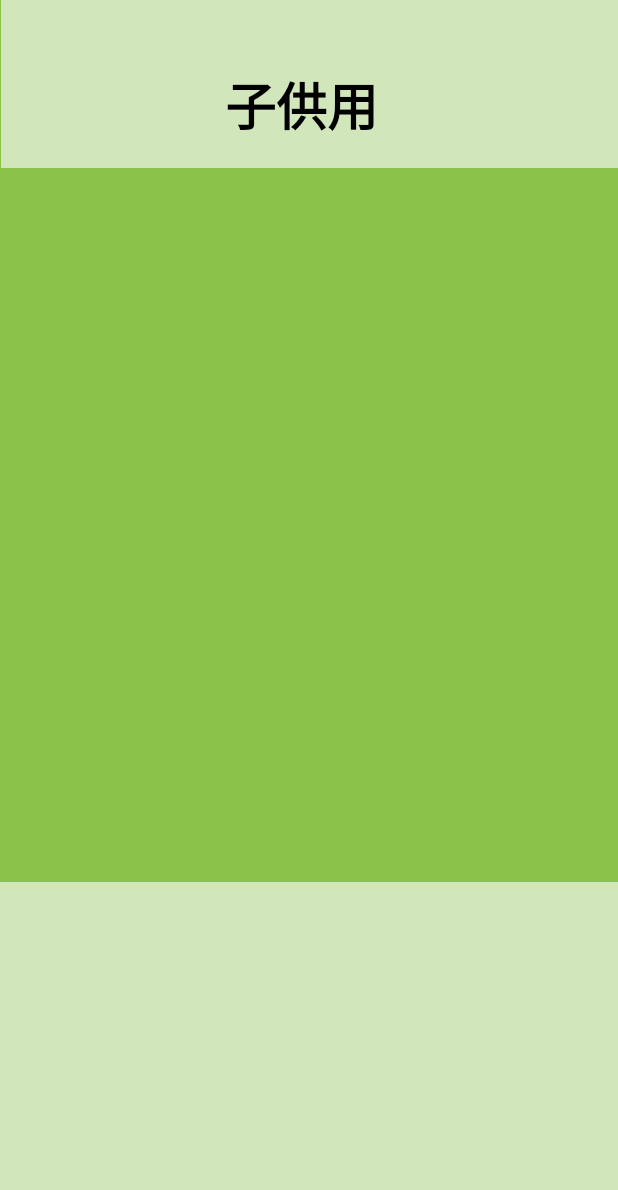
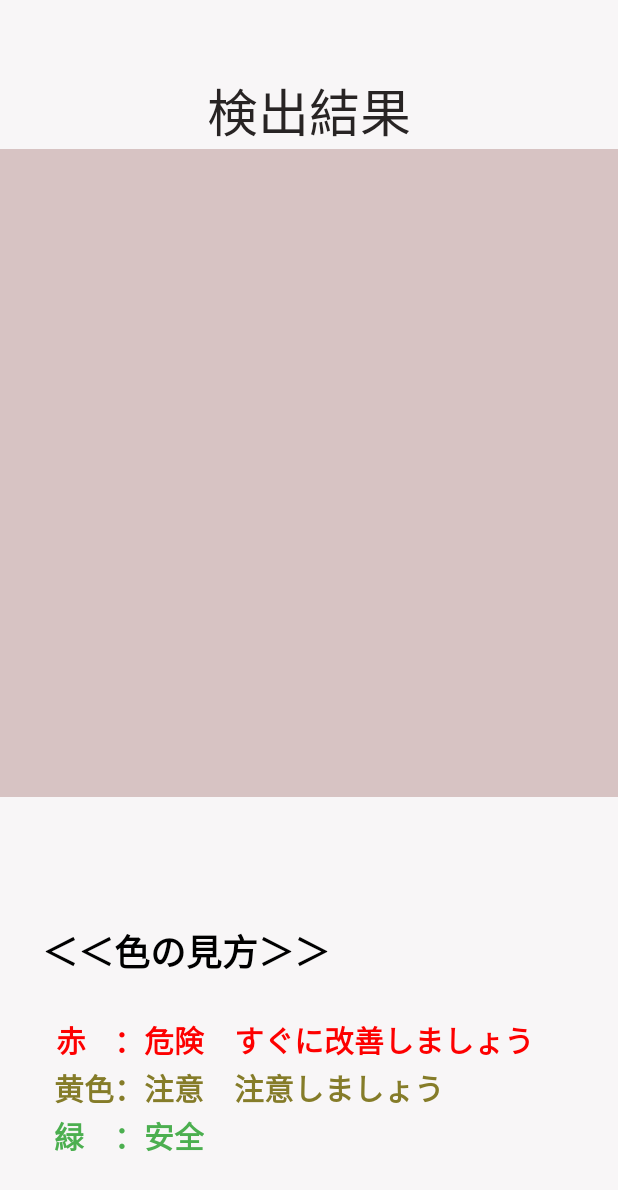
Before and after one commit to hacku2024-fantasticfour/app, an Android app built with Jetpack Compose: the ChildMode screen opened directly, with no data from a screen before it, on a phone screen of 412 x 824 dp. Shown: the top 1190 px of the screen. Run offline under Robolectric (Android 15) with nearby library versions, the phone set to English and light mode, and no system bars.

Commit message:
UIの調整

```diff
--- a/app/src/main/java/com/example/huck_app/CameraMode.kt
+++ b/app/src/main/java/com/example/huck_app/CameraMode.kt
@@ -105,7 +105,7 @@ class CameraMode : AppCompatActivity() {
 
                 override fun onImageSaved(output: ImageCapture.OutputFileResults){   // 正常時
                     val savedUri = output.savedUri
-                    val msg = "Photo capture succeeded: $savedUri"
+                    val msg = "写真を保存中です…"
                     Toast.makeText(baseContext, msg, Toast.LENGTH_SHORT).show()
                     Log.d(TAG, msg)
 
--- a/app/src/main/java/com/example/huck_app/ChildMode.kt
+++ b/app/src/main/java/com/example/huck_app/ChildMode.kt
@@ -144,6 +144,7 @@ class ChildMode : AppCompatActivity(), Detector.DetectorListener {
     private fun getColorForLabel(label: String): Int {
         return when (label) {
             "bottle" -> Color.RED
+            "bowl" -> Color.YELLOW
             else -> Color.GREEN
         }
     }
--- a/app/src/main/java/com/example/huck_app/ExplaintextActivity.kt
+++ b/app/src/main/java/com/example/huck_app/ExplaintextActivity.kt
@@ -64,6 +64,8 @@ class ExplaintextActivity : AppCompatActivity() {
             "person" -> "人です。とても危険です。ああああああああああああああああああああああああああああああああああああああああああああああああああああああああああああ"
             "cell phone" -> "スマホです。とても危険です。ああああああああああああああああああああああああああああああああああああああああああああああああああああああああああああ"
             "tv" -> "テレビです。とても危険です。ああああああああああああああああああああああああああああああああああああああああああああああああああああああああああああ"
+            "corner" -> "安全対策として、コーナークッションの使用をおすすめします。 家具の角に柔らかいクッションを取り付けることで、衝撃を和らげ、怪我を防ぐことができます。\n" +
+                    "\nまた、可能であれば、角の少ないデザインの家具を選ぶことも一つの方法です。"
             else -> "特定のアドバイスはありません。とても危険です。ああああああああああああああああああああああああああああああああああああああああああああああああああああああああああああ"
         }
     }
@@ -79,6 +81,7 @@ class ExplaintextActivity : AppCompatActivity() {
             "cell phone" -> "スマホです。"
             "tv" -> "テレビです。"
             "person" -> "人です。優しくしましょう"
+            "corner" -> "小さい子供は運動能力や注意力が未熟で、家具の角にぶつかりやすいため危険です。また、視線の高さが低く、頭部が重いため、頭や顔に怪我をしやすいです。そのため角にクッションを付けるなどの安全対策が重要です。"
             else -> "特定のアドバイスはありません。"
         }
     }
--- /dev/null
+++ b/app/src/main/res/color/switch_thumb_color.xml
@@ -0,0 +1,5 @@
+<?xml version="1.0" encoding="utf-8"?>
+<selector xmlns:android="http://schemas.android.com/apk/res/android">
+    <item android:color="#372F2F" android:state_checked="true"/> <!-- スイッチがオンのとき -->
+    <item android:color="#CCCCCC"/> <!-- スイッチがオフのとき -->
+</selector>
--- a/app/src/main/res/layout/activity_child_mode.xml
+++ b/app/src/main/res/layout/activity_child_mode.xml
@@ -5,43 +5,86 @@
     android:id="@+id/main"
     android:layout_width="match_parent"
     android:layout_height="match_parent"
-    android:background="#8BC34A"
+    android:background="#F8F6F7"
     tools:context=".ChildMode">
+
+    <!-- ComposeView は単独で使用 -->
+
+    <!-- 他のビューを直接 ConstraintLayout に追加 -->
 
     <androidx.compose.ui.platform.ComposeView
         android:id="@+id/compose_view"
-        android:layout_width="match_parent"
-        android:layout_height="match_parent" />
-
-    <View
-        android:id="@+id/view_c1"
-        android:layout_width="414dp"
-        android:layout_height="236dp"
-        android:background="#D2E6BB"
+        android:layout_width="430dp"
+        android:layout_height="432dp"
+        android:background="#D7C3C3"
         app:layout_constraintBottom_toBottomOf="parent"
         app:layout_constraintEnd_toEndOf="parent"
-        app:layout_constraintHorizontal_bias="1.0"
-        app:layout_constraintStart_toStartOf="parent" />
+        app:layout_constraintStart_toStartOf="parent"
+        app:layout_constraintTop_toBottomOf="@id/textView4"
+        app:layout_constraintVertical_bias="0.0" />
 
-    <View
-        android:id="@+id/view_c2"
-        android:layout_width="411dp"
-        android:layout_height="112dp"
-        android:background="#D2E6BB"
-        app:layout_constraintTop_toTopOf="parent"
-        app:layout_constraintStart_toStartOf="parent"
-        app:layout_constraintEnd_toEndOf="parent" />
     <TextView
-        android:id="@+id/child_text"
+        android:id="@+id/textView4"
         android:layout_width="wrap_content"
         android:layout_height="wrap_content"
-        android:layout_marginTop="44dp"
-        android:layout_marginEnd="160dp"
-        android:text="子供用"
-        android:textColor="#000000"
+        android:layout_marginTop="48dp"
+        android:text="検出結果"
+        android:textColor="#282424"
         android:textSize="34sp"
-        android:textStyle="bold"
         app:layout_constraintEnd_toEndOf="parent"
+        app:layout_constraintStart_toStartOf="parent"
         app:layout_constraintTop_toTopOf="parent" />
 
+    <TextView
+        android:id="@+id/textView_color"
+        android:layout_width="wrap_content"
+        android:layout_height="wrap_content"
+        android:layout_marginEnd="192dp"
+        android:layout_marginBottom="172dp"
+        android:text="＜＜色の見方＞＞"
+        android:textColor="#000000"
+        android:textSize="24sp"
+        android:textStyle="bold"
+        app:layout_constraintBottom_toBottomOf="parent"
+        app:layout_constraintEnd_toEndOf="parent" />
+
+    <TextView
+        android:id="@+id/textView_yellow"
+        android:layout_width="wrap_content"
+        android:layout_height="wrap_content"
+        android:layout_marginEnd="116dp"
+        android:layout_marginBottom="84dp"
+        android:text="黄色：注意　注意しましょう"
+        android:textColor="#857C29"
+        android:textSize="20sp"
+        android:textStyle="bold"
+        app:layout_constraintBottom_toBottomOf="parent"
+        app:layout_constraintEnd_toEndOf="parent" />
+
+    <TextView
+        android:id="@+id/textView_red"
+        android:layout_width="wrap_content"
+        android:layout_height="wrap_content"
+        android:layout_marginEnd="56dp"
+        android:layout_marginBottom="116dp"
+        android:text="赤    ：危険　すぐに改善しましょう"
+        android:textColor="#FD0000"
+        android:textSize="20sp"
+        android:textStyle="bold"
+        app:layout_constraintBottom_toBottomOf="parent"
+        app:layout_constraintEnd_toEndOf="parent" />
+
+    <TextView
+        android:id="@+id/textView_green"
+        android:layout_width="wrap_content"
+        android:layout_height="wrap_content"
+        android:layout_marginEnd="276dp"
+        android:layout_marginBottom="52dp"
+        android:text="緑　：安全"
+        android:textColor="#4CAF50"
+        android:textSize="20sp"
+        android:textStyle="bold"
+        app:layout_constraintBottom_toBottomOf="parent"
+        app:layout_constraintEnd_toEndOf="parent" />
+
 </androidx.constraintlayout.widget.ConstraintLayout>
```
Also changed, not shown: app/src/main/java/com/example/huck_app/ImageFragment.kt (+3 -4 lines), app/src/main/res/layout/activity_home_fragment.xml (+13 -0 lines), app/src/main/res/layout/activity_image_fragment.xml (+45 -6 lines), app/src/main/res/layout/activity_video_fragment.xml (+23 -15 lines), app/src/main/res/layout/fragment_child.xml (deleted, +0 -14 lines), app/src/main/res/layout/fragment_home.xml (deleted, +0 -14 lines), app/src/main/res/drawable/camera_img.png (added), app/src/main/res/drawable/image.png (added).
